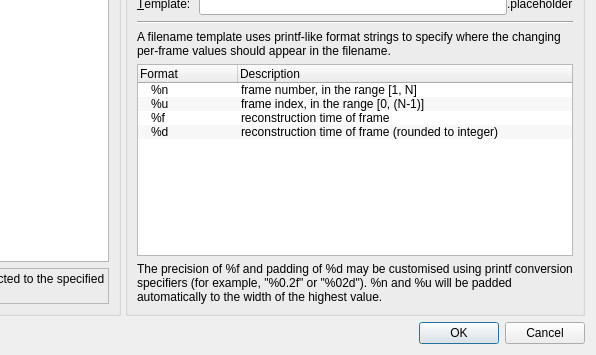
Before: the Qt Designer form src/qt-widgets/ConfigureExportParametersDialogUi.ui in GPlates/GPlates, drawn with Qt 5; both pictures show x 354 to 950 and y 345 to 700 of the 950 by 700 pixel window.
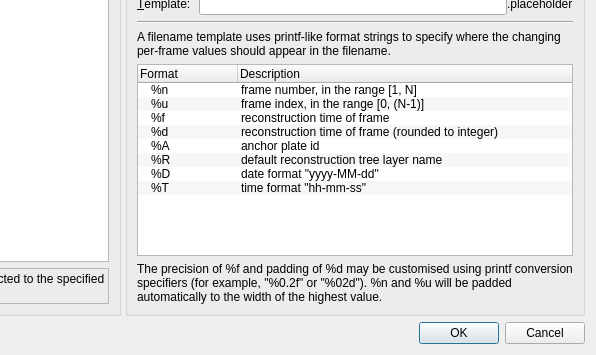
After: the same form once the commit is applied.

Commit message: (trunk) Added "%R" for default reconstruction tree layer in export dialog template filename.

```diff
--- a/src/qt-widgets/ConfigureExportParametersDialogUi.ui
+++ b/src/qt-widgets/ConfigureExportParametersDialogUi.ui
@@ -252,6 +252,38 @@
               <string>reconstruction time of frame (rounded to integer)</string>
              </property>
             </item>
+            <item>
+             <property name="text">
+              <string>%A</string>
+             </property>
+             <property name="text">
+              <string>anchor plate id</string>
+             </property>
+            </item>
+            <item>
+             <property name="text">
+              <string>%R</string>
+             </property>
+             <property name="text">
+              <string>default reconstruction tree layer name</string>
+             </property>
+            </item>
+            <item>
+             <property name="text">
+              <string>%D</string>
+             </property>
+             <property name="text">
+              <string>date format &quot;yyyy-MM-dd&quot;</string>
+             </property>
+            </item>
+            <item>
+             <property name="text">
+              <string>%T</string>
+             </property>
+             <property name="text">
+              <string>time format &quot;hh-mm-ss&quot;</string>
+             </property>
+            </item>
            </widget>
           </item>
           <item>
```
Left out of the diff: 175 changed lines with no effect on the pictures. The commit also changes 7 other files.
